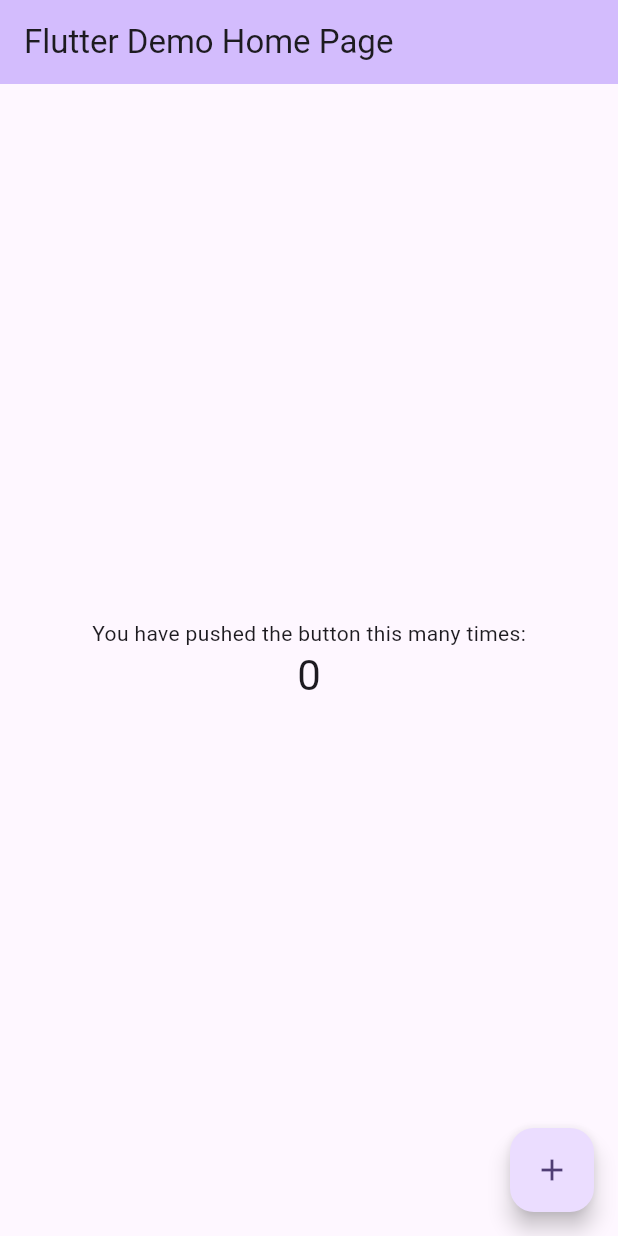
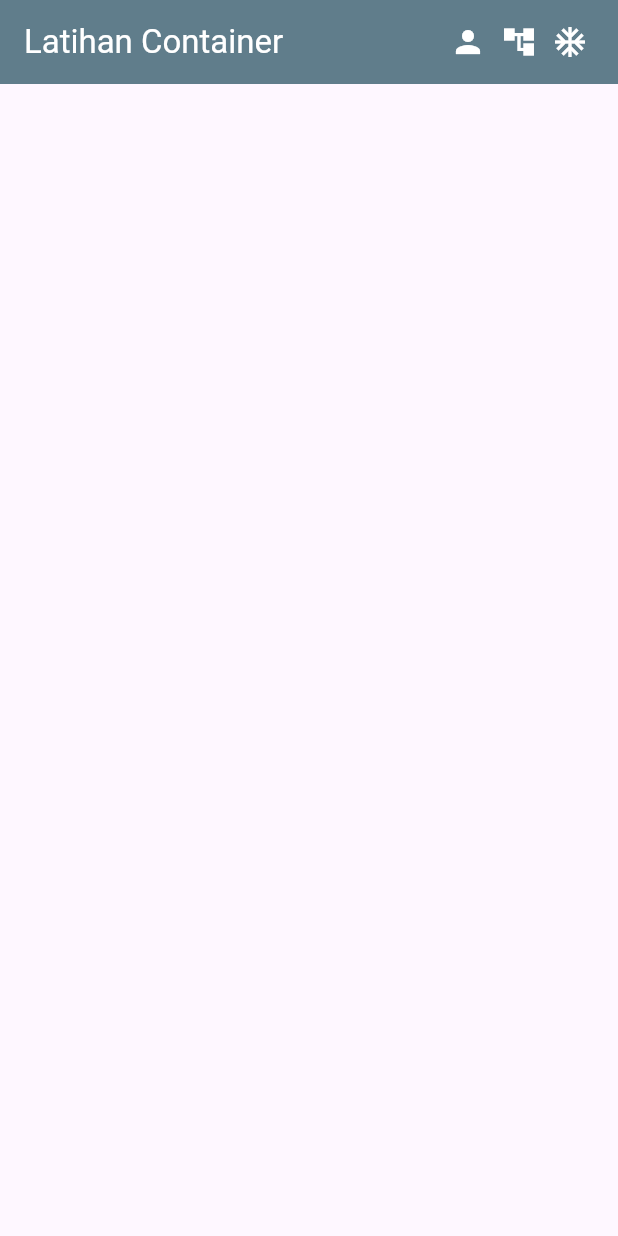
Before and after one commit to zaqimaulana/flutter_latihan_container, a Flutter app: the screen it shows after launch, on a phone screen of 412 x 824 dp. Run offline on Flutter 3.47's test engine with Material 3 defaults, Android fonts, the phone set to English and light mode, and no system bars.

Commit message:
seccond commit

```diff
--- a/lib/main.dart
+++ b/lib/main.dart
@@ -1,122 +1,42 @@
 import 'package:flutter/material.dart';
 
 void main() {
-  runApp(const MyApp());
+  runApp(MyApp());
 }
 
+// Methode MyApp
 class MyApp extends StatelessWidget {
   const MyApp({super.key});
 
-  // This widget is the root of your application.
   @override
   Widget build(BuildContext context) {
     return MaterialApp(
-      title: 'Flutter Demo',
-      theme: ThemeData(
-        // This is the theme of your application.
-        //
-        // TRY THIS: Try running your application with "flutter run". You'll see
-        // the application has a purple toolbar. Then, without quitting the app,
-        // try changing the seedColor in the colorScheme below to Colors.green
-        // and then invoke "hot reload" (save your changes or press the "hot
-        // reload" button in a Flutter-supported IDE, or press "r" if you used
-        // the command line to start the app).
-        //
-        // Notice that the counter didn't reset back to zero; the application
-        // state is not lost during the reload. To reset the state, use hot
-        // restart instead.
-        //
-        // This works for code too, not just values: Most code changes can be
-        // tested with just a hot reload.
-        colorScheme: ColorScheme.fromSeed(seedColor: Colors.deepPurple),
-      ),
-      home: const MyHomePage(title: 'Flutter Demo Home Page'),
+      debugShowCheckedModeBanner: false,
+      title: "Membuat aplikasi baru",
+      home: MyHome(),
     );
   }
 }
 
-class MyHomePage extends StatefulWidget {
-  const MyHomePage({super.key, required this.title});
-
-  // This widget is the home page of your application. It is stateful, meaning
-  // that it has a State object (defined below) that contains fields that affect
-  // how it looks.
-
-  // This class is the configuration for the state. It holds the values (in this
-  // case the title) provided by the parent (in this case the App widget) and
-  // used by the build method of the State. Fields in a Widget subclass are
-  // always marked "final".
-
-  final String title;
-
-  @override
-  State<MyHomePage> createState() => _MyHomePageState();
-}
-
-class _MyHomePageState extends State<MyHomePage> {
-  int _counter = 0;
-
-  void _incrementCounter() {
-    setState(() {
-      // This call to setState tells the Flutter framework that something has
-      // changed in this State, which causes it to rerun the build method below
-      // so that the display can reflect the updated values. If we changed
-      // _counter without calling setState(), then the build method would not be
-      // called again, and so nothing would appear to happen.
-      _counter++;
-    });
-  }
+// method MyHome
+class MyHome extends StatelessWidget {
+  const MyHome({super.key});
 
   @override
   Widget build(BuildContext context) {
-    // This method is rerun every time setState is called, for instance as done
-    // by the _incrementCounter method above.
-    //
-    // The Flutter framework has been optimized to make rerunning build methods
-    // fast, so that you can just rebuild anything that needs updating rather
-    // than having to individually change instances of widgets.
     return Scaffold(
       appBar: AppBar(
-        // TRY THIS: Try changing the color here to a specific color (to
-        // Colors.amber, perhaps?) and trigger a hot reload to see the AppBar
-        // change color while the other colors stay the same.
-        backgroundColor: Theme.of(context).colorScheme.inversePrimary,
-        // Here we take the value from the MyHomePage object that was created by
-        // the App.build method, and use it to set our appbar title.
-        title: Text(widget.title),
+        title: Text("Latihan Container", style: TextStyle(color: Colors.white)),
+        backgroundColor: Colors.blueGrey,
+        actions: [
+          Icon(Icons.person, color: Colors.white),
+          SizedBox(width: 10),
+          Icon(Icons.account_tree, color: Colors.white),
+          SizedBox(width: 10),
+          Icon(Icons.ac_unit, color: Colors.white),
+          SizedBox(width: 20),
+        ],
       ),
-      body: Center(
-        // Center is a layout widget. It takes a single child and positions it
-        // in the middle of the parent.
-        child: Column(
-          // Column is also a layout widget. It takes a list of children and
-          // arranges them vertically. By default, it sizes itself to fit its
-          // children horizontally, and tries to be as tall as its parent.
-          //
-          // Column has various properties to control how it sizes itself and
-          // how it positions its children. Here we use mainAxisAlignment to
-          // center the children vertically; the main axis here is the vertical
-          // axis because Columns are vertical (the cross axis would be
-          // horizontal).
-          //
-          // TRY THIS: Invoke "debug painting" (choose the "Toggle Debug Paint"
-          // action in the IDE, or press "p" in the console), to see the
-          // wireframe for each widget.
-          mainAxisAlignment: MainAxisAlignment.center,
-          children: <Widget>[
-            const Text('You have pushed the button this many times:'),
-            Text(
-              '$_counter',
-              style: Theme.of(context).textTheme.headlineMedium,
-            ),
-          ],
-        ),
-      ),
-      floatingActionButton: FloatingActionButton(
-        onPressed: _incrementCounter,
-        tooltip: 'Increment',
-        child: const Icon(Icons.add),
-      ), // This trailing comma makes auto-formatting nicer for build methods.
     );
   }
 }
```
